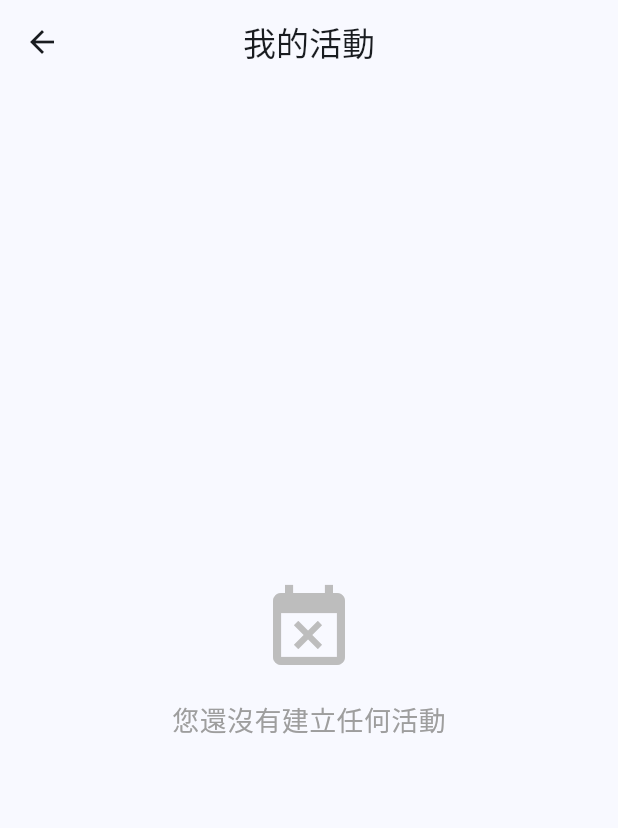
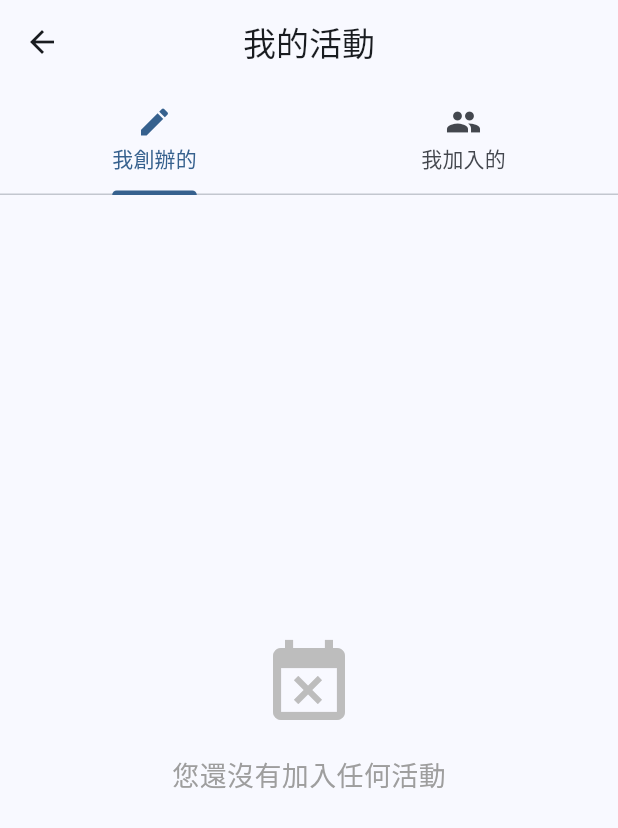
Before and after one commit to woizhicheng0309/TeamMate, a Flutter app: the MyActivitiesScreen screen opened directly, on a phone screen of 412 x 824 dp. Shown: the top 828 px of the screen. Run offline on Flutter 3.47's test engine with Material 3 defaults, Android fonts, the phone set to English and light mode, and no system bars; our stand-ins replace flutter_dotenv, geocoding, geolocator, google_maps_flutter, image_picker, package_info_plus and 1 more; missing offline and left inert: onesignal_flutter; accounts and stored records are empty; network calls fail.

Commit message:
feat: add tab view for created vs joined activities

```diff
--- a/lib/screens/my_activities_screen.dart
+++ b/lib/screens/my_activities_screen.dart
@@ -12,42 +12,50 @@ class MyActivitiesScreen extends StatefulWidget {
   State<MyActivitiesScreen> createState() => _MyActivitiesScreenState();
 }
 
-class _MyActivitiesScreenState extends State<MyActivitiesScreen> {
+class _MyActivitiesScreenState extends State<MyActivitiesScreen>
+    with TickerProviderStateMixin {
   final DatabaseService _databaseService = DatabaseService();
   final AuthService _authService = AuthService();
 
-  List<Activity> _activities = [];
+  late TabController _tabController;
+
+  List<Activity> _createdActivities = [];
+  List<Activity> _joinedActivities = [];
   Map<String, int> _pendingCounts = {};
-  bool _isLoading = true;
-  StreamSubscription<List<Activity>>? _activitiesSubscription;
+  bool _isLoadingCreated = true;
+  bool _isLoadingJoined = true;
+
+  StreamSubscription<List<Activity>>? _createdSubscription;
+  StreamSubscription<List<Activity>>? _joinedSubscription;
 
   @override
   void initState() {
     super.initState();
-    _loadMyActivities();
+    _tabController = TabController(length: 2, vsync: this);
+    _loadActivities();
   }
 
   @override
   void dispose() {
-    _activitiesSubscription?.cancel();
+    _tabController.dispose();
+    _createdSubscription?.cancel();
+    _joinedSubscription?.cancel();
     super.dispose();
   }
 
-  Future<void> _loadMyActivities() async {
-    setState(() => _isLoading = true);
+  Future<void> _loadActivities() async {
+    final userId = _authService.currentUser?.id;
+    if (userId == null) return;
 
-    try {
-      final userId = _authService.currentUser?.id;
-      if (userId != null) {
-        // Subscribe to realtime updates
-        _activitiesSubscription?.cancel();
-        _activitiesSubscription = _databaseService
+    // Load created activities
+    _createdSubscription?.cancel();
+    _createdSubscription = _databaseService
         .subscribeToUserActivities(userId)
         .listen((activities) async {
           if (mounted) {
             setState(() {
-                  _activities = activities;
-                  _isLoading = false;
+              _createdActivities = activities;
+              _isLoadingCreated = false;
             });
 
             // 加載待處理申請數量
@@ -64,23 +72,29 @@ class _MyActivitiesScreenState extends State<MyActivitiesScreen> {
             }
           }
         });
+
+    // Load joined activities
+    _joinedSubscription?.cancel();
+    _joinedSubscription = _databaseService
+        .subscribeToJoinedActivities(userId)
+        .listen((activities) {
+          if (mounted) {
+            setState(() {
+              _joinedActivities = activities;
+              _isLoadingJoined = false;
+            });
           }
-    } catch (e) {
-      print('Error loading my activities: $e');
-      setState(() => _isLoading = false);
-    }
+        });
   }
 
-  @override
-  Widget build(BuildContext context) {
-    return Scaffold(
-      appBar: AppBar(title: const Text('我的活動')),
-      body: _isLoading
-          ? const Center(child: CircularProgressIndicator())
-          : RefreshIndicator(
-              onRefresh: _loadMyActivities,
-              child: _activities.isEmpty
-                  ? Center(
+  Widget _buildActivityList(List<Activity> activities, bool isLoading,
+      {bool showPendingCount = false}) {
+    if (isLoading) {
+      return const Center(child: CircularProgressIndicator());
+    }
+
+    if (activities.isEmpty) {
+      return Center(
         child: Column(
           mainAxisAlignment: MainAxisAlignment.center,
           children: [
@@ -90,24 +104,26 @@ class _MyActivitiesScreenState extends State<MyActivitiesScreen> {
               color: Colors.grey[400],
             ),
             const SizedBox(height: 16),
-                          const Text(
-                            '您還沒有建立任何活動',
-                            style: TextStyle(fontSize: 18, color: Colors.grey),
+            Text(
+              showPendingCount ? '您還沒有加入任何活動' : '您還沒有建立任何活動',
+              style: const TextStyle(fontSize: 18, color: Colors.grey),
             ),
           ],
         ),
-                    )
-                  : ListView.builder(
+      );
+    }
+
+    return ListView.builder(
       padding: const EdgeInsets.all(16),
-                      itemCount: _activities.length,
+      itemCount: activities.length,
       itemBuilder: (context, index) {
-                        final activity = _activities[index];
+        final activity = activities[index];
         final pendingCount = _pendingCounts[activity.id] ?? 0;
 
         return Stack(
           children: [
             ActivityCard(activity: activity),
-                            if (pendingCount > 0)
+            if (showPendingCount && pendingCount > 0)
               Positioned(
                 top: 8,
                 right: 8,
@@ -130,9 +146,7 @@ class _MyActivitiesScreenState extends State<MyActivitiesScreen> {
                   ),
                   child: Center(
                     child: Text(
-                                      pendingCount > 99
-                                          ? '99+'
-                                          : '$pendingCount',
+                      pendingCount > 99 ? '99+' : '$pendingCount',
                       style: const TextStyle(
                         color: Colors.white,
                         fontSize: 12,
@@ -145,7 +159,54 @@ class _MyActivitiesScreenState extends State<MyActivitiesScreen> {
           ],
         );
       },
+    );
+  }
+
+  @override
+  Widget build(BuildContext context) {
+    return Scaffold(
+      appBar: AppBar(
+        title: const Text('我的活動'),
+        bottom: TabBar(
+          controller: _tabController,
+          tabs: const [
+            Tab(
+              icon: Icon(Icons.create),
+              text: '我創辦的',
             ),
+            Tab(
+              icon: Icon(Icons.group),
+              text: '我加入的',
+            ),
+          ],
+        ),
+      ),
+      body: TabBarView(
+        controller: _tabController,
+        children: [
+          RefreshIndicator(
+            onRefresh: () async {
+              await Future.delayed(const Duration(milliseconds: 500));
+              await _loadActivities();
+            },
+            child: _buildActivityList(
+              _createdActivities,
+              _isLoadingCreated,
+              showPendingCount: true,
+            ),
+          ),
+          RefreshIndicator(
+            onRefresh: () async {
+              await Future.delayed(const Duration(milliseconds: 500));
+              await _loadActivities();
+            },
+            child: _buildActivityList(
+              _joinedActivities,
+              _isLoadingJoined,
+              showPendingCount: false,
+            ),
+          ),
+        ],
       ),
     );
   }
```
Also changed, not shown: lib/services/database_service.dart (+51 -0 lines). Lines whose indentation alone changed are shown as unchanged.
